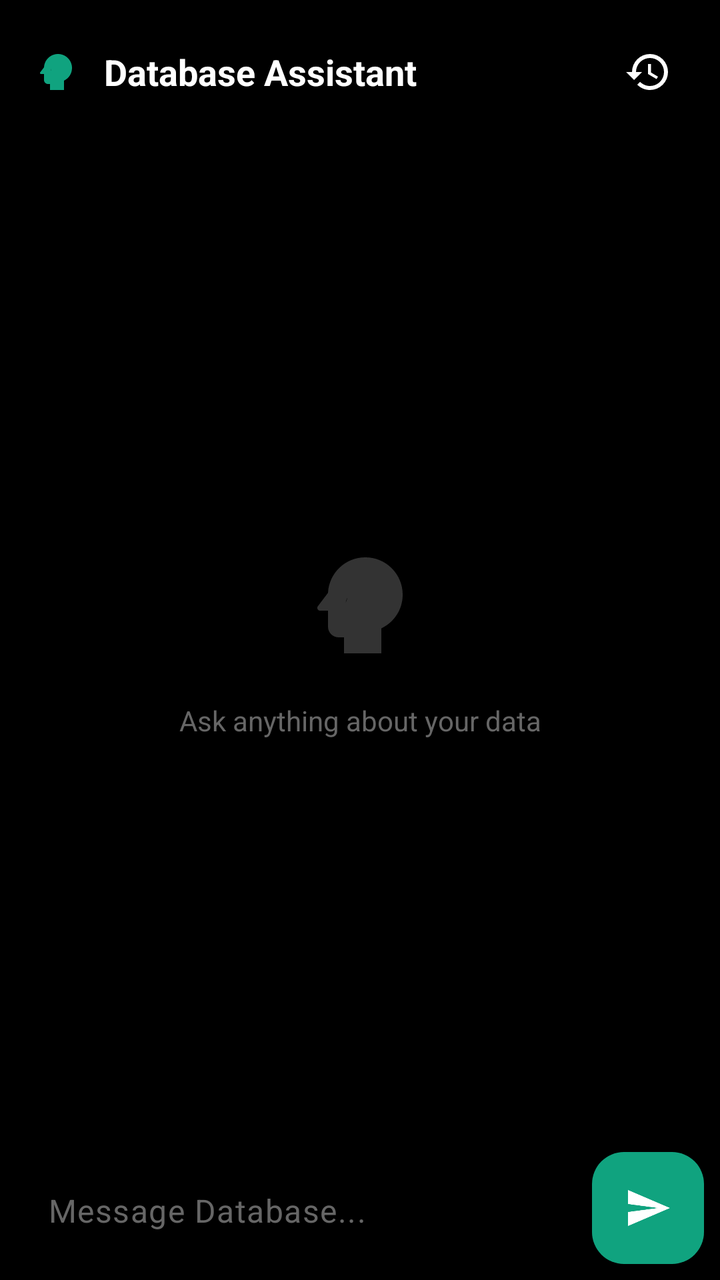
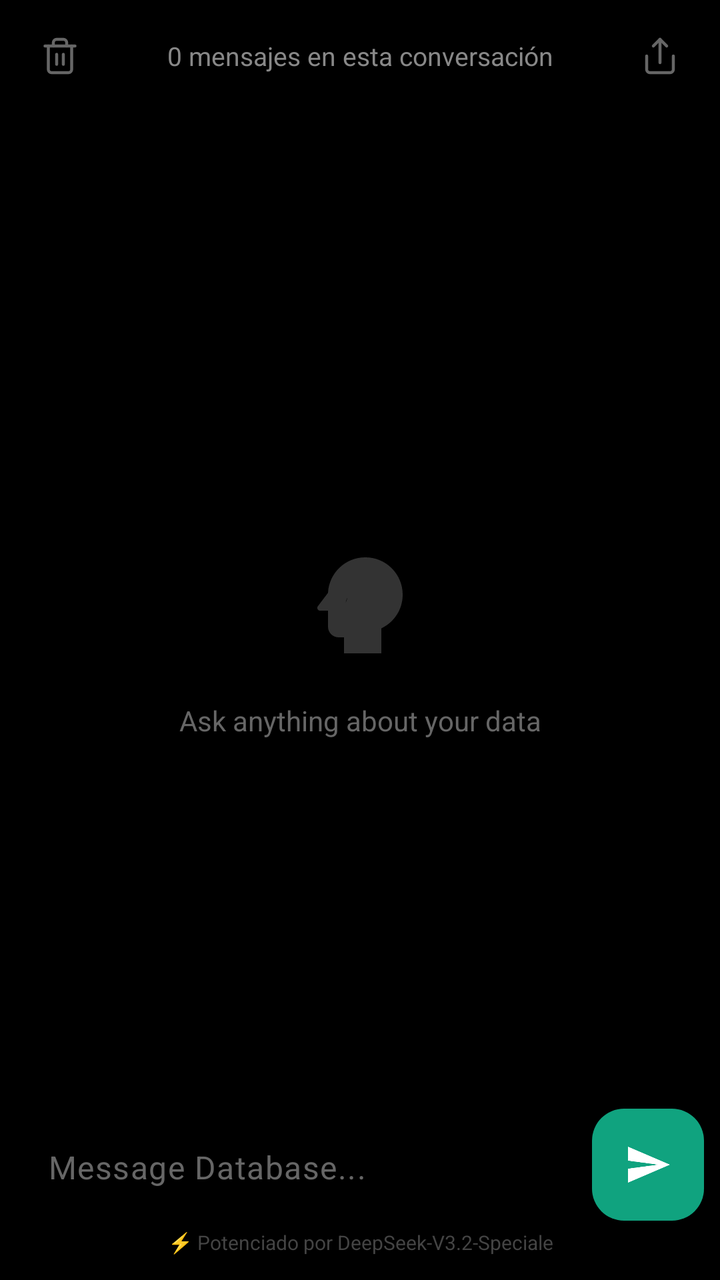

Screens rendered from an Android XML layout before and after an edit, with the pre-edit source and the edit as a unified diff.
<!-- AndroidManifest.xml: application theme Theme.CourseV -->
<!-- res/layout/fragment_database_query.xml -->
<?xml version="1.0" encoding="utf-8"?>
<androidx.constraintlayout.widget.ConstraintLayout xmlns:android="http://schemas.android.com/apk/res/android"
    xmlns:app="http://schemas.android.com/apk/res-auto"
    xmlns:tools="http://schemas.android.com/tools"
    android:layout_width="match_parent"
    android:layout_height="match_parent"
    android:background="#000000"
    android:fitsSystemWindows="true"
    tools:context=".ui.DatabaseQueryFragment">

    
    <LinearLayout
        android:id="@+id/headerLayout"
        android:layout_width="match_parent"
        android:layout_height="wrap_content"
        android:orientation="horizontal"
        android:padding="16dp"
        android:gravity="center_vertical"
        android:background="#000000"
        app:layout_constraintTop_toTopOf="parent">

        <ImageView
            android:layout_width="24dp"
            android:layout_height="24dp"
            android:src="@drawable/ic_brain"
            app:tint="#10A37F" />

        <TextView
            android:layout_width="0dp"
            android:layout_height="wrap_content"
            android:layout_weight="1"
            android:layout_marginStart="12dp"
            android:text="Database Assistant"
            android:textColor="#FFFFFF"
            android:textSize="18sp"
            android:textStyle="bold" />

        <ImageButton
            android:id="@+id/historyButton"
            android:layout_width="40dp"
            android:layout_height="40dp"
            android:src="@drawable/ic_history"
            android:background="?android:attr/selectableItemBackgroundBorderless"
            app:tint="#FFFFFF"
            android:padding="8dp"
            android:layout_marginEnd="0dp" />
    </LinearLayout>

    
    <androidx.recyclerview.widget.RecyclerView
        android:id="@+id/chatRecyclerView"
        android:layout_width="match_parent"
        android:layout_height="0dp"
        android:clipToPadding="false"
        android:paddingBottom="16dp"
        app:layout_constraintTop_toBottomOf="@id/headerLayout"
        app:layout_constraintBottom_toTopOf="@id/inputContainer" />

    
    <LinearLayout
        android:id="@+id/emptyStateContainer"
        android:layout_width="wrap_content"
        android:layout_height="wrap_content"
        android:orientation="vertical"
        android:gravity="center"
        app:layout_constraintTop_toTopOf="parent"
        app:layout_constraintBottom_toBottomOf="parent"
        app:layout_constraintStart_toStartOf="parent"
        app:layout_constraintEnd_toEndOf="parent">

        <ImageView
            android:id="@+id/centerBrainIcon"
            android:layout_width="64dp"
            android:layout_height="64dp"
            android:src="@drawable/ic_brain"
            app:tint="#333333" />
            
        <TextView
            android:layout_width="wrap_content"
            android:layout_height="wrap_content"
            android:layout_marginTop="16dp"
            android:text="Ask anything about your data"
            android:textColor="#666666"
            android:textSize="14sp" />
    </LinearLayout>

    
    <FrameLayout
        android:id="@+id/chartContainer"
        android:layout_width="match_parent"
        android:layout_height="200dp"
        android:layout_margin="16dp"
        android:visibility="gone"
        app:layout_constraintBottom_toTopOf="@id/inputContainer"
        app:layout_constraintTop_toBottomOf="@id/headerLayout"
        app:layout_constraintVertical_bias="0.0" />

    
    <LinearLayout
        android:id="@+id/chartControls"
        android:layout_width="wrap_content"
        android:layout_height="wrap_content"
        android:orientation="horizontal"
        android:visibility="gone"
        app:layout_constraintTop_toBottomOf="@id/chartContainer"
        app:layout_constraintEnd_toEndOf="parent"
        android:layout_marginEnd="16dp">
        
        <Button
            android:id="@+id/zoomInButton"
            android:layout_width="40dp"
            android:layout_height="40dp"
            android:text="+"
            android:backgroundTint="#333333" />
            
        <Button
            android:id="@+id/zoomOutButton"
            android:layout_width="40dp"
            android:layout_height="40dp"
            android:layout_marginStart="8dp"
            android:text="-"
            android:backgroundTint="#333333" />
            
        <Button
            android:id="@+id/resetChartButton"
            android:layout_width="40dp"
            android:layout_height="40dp"
            android:layout_marginStart="8dp"
            android:text="R"
            android:backgroundTint="#333333" />
    </LinearLayout>

    
    <com.google.android.material.floatingactionbutton.FloatingActionButton
        android:id="@+id/fabScrollToBottom"
        android:layout_width="wrap_content"
        android:layout_height="wrap_content"
        android:layout_margin="16dp"
        android:src="@drawable/ic_keyboard_arrow_down"
        app:tint="#FFFFFF"
        app:backgroundTint="#333333"
        app:fabSize="mini"
        android:visibility="gone"
        app:layout_constraintBottom_toTopOf="@id/inputContainer"
        app:layout_constraintEnd_toEndOf="parent" />



    
    <LinearLayout
        android:id="@+id/inputContainer"
        android:layout_width="match_parent"
        android:layout_height="wrap_content"
        android:orientation="vertical"
        android:background="#000000"
        android:padding="8dp"
        app:layout_constraintBottom_toBottomOf="parent">

        <LinearLayout
            android:id="@+id/quickActionsLayout"
            android:layout_width="match_parent"
            android:layout_height="wrap_content"
            android:orientation="horizontal"
            android:paddingBottom="8dp"
            android:visibility="gone">
            
            <com.google.android.material.chip.Chip
                android:id="@+id/chipClearChat"
                android:layout_width="wrap_content"
                android:layout_height="wrap_content"
                android:text="Clear"
                android:textColor="#FFFFFF"
                app:chipBackgroundColor="#333333" />
                
            <com.google.android.material.chip.Chip
                android:id="@+id/chipHelp"
                android:layout_width="wrap_content"
                android:layout_height="wrap_content"
                android:layout_marginStart="8dp"
                android:text="Help"
                android:textColor="#FFFFFF"
                app:chipBackgroundColor="#333333" />
                
            <com.google.android.material.chip.Chip
                android:id="@+id/chipExamples"
                android:layout_width="wrap_content"
                android:layout_height="wrap_content"
                android:layout_marginStart="8dp"
                android:text="Examples"
                android:textColor="#FFFFFF"
                app:chipBackgroundColor="#333333" />
        </LinearLayout>

        <LinearLayout
            android:id="@+id/queryInputLayout"
            android:layout_width="match_parent"
            android:layout_height="wrap_content"
            android:orientation="horizontal"
            android:gravity="bottom">

            <com.google.android.material.textfield.TextInputLayout
                android:layout_width="0dp"
                android:layout_height="wrap_content"
                android:layout_weight="1"
                app:boxBackgroundColor="#1A1A1A"
                app:boxCornerRadiusTopStart="24dp"
                app:boxCornerRadiusTopEnd="24dp"
                app:boxCornerRadiusBottomStart="24dp"
                app:boxCornerRadiusBottomEnd="24dp"
                app:boxStrokeWidth="0dp"
                app:hintEnabled="false">

                <com.google.android.material.textfield.TextInputEditText
                    android:id="@+id/queryInput"
                    android:layout_width="match_parent"
                    android:layout_height="wrap_content"
                    android:hint="Message Database..."
                    android:textColor="#FFFFFF"
                    android:textColorHint="#666666"
                    android:padding="16dp"
                    android:background="@android:color/transparent"
                    android:inputType="textMultiLine|textCapSentences"
                    android:maxLines="4" />
            </com.google.android.material.textfield.TextInputLayout>

            <FrameLayout
                android:layout_width="wrap_content"
                android:layout_height="wrap_content"
                android:layout_marginStart="8dp">

                <com.google.android.material.floatingactionbutton.FloatingActionButton
                    android:id="@+id/sendButton"
                    android:layout_width="wrap_content"
                    android:layout_height="wrap_content"
                    android:src="@drawable/ic_send"
                    app:tint="#FFFFFF"
                    app:backgroundTint="#10A37F"
                    app:fabSize="mini"
                    app:elevation="0dp" />

                <ProgressBar
                    android:id="@+id/loadingSpinner"
                    android:layout_width="40dp"
                    android:layout_height="40dp"
                    android:layout_gravity="center"
                    android:visibility="gone"
                    android:indeterminateTint="#10A37F" />
            </FrameLayout>
        </LinearLayout>
    </LinearLayout>

    
    <ScrollView
        android:id="@+id/scrollView"
        android:layout_width="0dp"
        android:layout_height="0dp"
        android:visibility="gone"
        app:layout_constraintTop_toTopOf="parent"
        app:layout_constraintStart_toStartOf="parent">
        <TextView android:id="@+id/resultText" android:layout_width="wrap_content" android:layout_height="wrap_content"/>
    </ScrollView>
    
    <LinearLayout
        android:id="@+id/chatHistoryHeader"
        android:layout_width="wrap_content"
        android:layout_height="wrap_content"
        android:visibility="gone"
        app:layout_constraintTop_toTopOf="parent"
        app:layout_constraintStart_toStartOf="parent">
        <ImageButton android:id="@+id/clearHistoryButton" android:layout_width="wrap_content" android:layout_height="wrap_content"/>
        <TextView android:id="@+id/messageCountText" android:layout_width="wrap_content" android:layout_height="wrap_content"/>
        <LinearLayout android:id="@+id/messageInfoBar" android:layout_width="wrap_content" android:layout_height="wrap_content"/>
    </LinearLayout>
    
    <TextView android:id="@+id/currentUserText" android:layout_width="wrap_content" android:layout_height="wrap_content" android:visibility="gone" app:layout_constraintTop_toTopOf="parent" app:layout_constraintStart_toStartOf="parent"/>

</androidx.constraintlayout.widget.ConstraintLayout>
<!-- resources referenced by this layout -->
<resources>
  <!-- drawable ic_history (drawable) -->
  <?xml version="1.0" encoding="utf-8"?>
  <vector xmlns:android="http://schemas.android.com/apk/res/android"
      android:width="24dp"
      android:height="24dp"
      android:viewportWidth="24"
      android:viewportHeight="24">
      <path
          android:fillColor="#FF000000"
          android:pathData="M13,3A9,9 0 0,0 4,12H1L5,16L9,12H6A7,7 0 0,1 13,5A7,7 0 0,1 20,12A7,7 0 0,1 13,19C11.07,19 9.32,18.21 8.06,16.94L6.64,18.36C8.27,20 10.5,21 13,21A9,9 0 0,0 22,12A9,9 0 0,0 13,3M12,8V13L16.28,15.54L17,14.33L13.5,12.25V8H12Z" />
  </vector>
  <!-- drawable ic_send (drawable) -->
  <vector xmlns:android="http://schemas.android.com/apk/res/android"
      android:width="24dp"
      android:height="24dp"
      android:viewportWidth="24"
      android:viewportHeight="24">
      <path
          android:fillColor="#FFFFFF"
          android:pathData="M2.01,21L23,12 2.01,3 2,10l15,2 -15,2z" />
  </vector>
  <style name="Theme.CourseV" parent="Base.Theme.CourseV" />
  <style name="Base.Theme.CourseV" parent="Theme.Material3.DayNight.NoActionBar">
          
          
          
          
          <item name="appBarLayoutStyle">@style/Widget.App.AppBarLayout</item>
          <item name="collapsingToolbarLayoutStyle">@style/Widget.App.CollapsingToolbar</item>
      </style>
  <style name="Widget.App.AppBarLayout" parent="Widget.Material3.AppBarLayout">
          <item name="android:background">#000000</item>
          <item name="liftOnScroll">false</item>
          <item name="elevation">0dp</item>
      </style>
  <style name="Widget.App.CollapsingToolbar" parent="Widget.Material3.CollapsingToolbar">
          <item name="android:background">#000000</item>
          <item name="contentScrim">#000000</item>
          <item name="statusBarScrim">#000000</item>
      </style>
  <!-- unchanged entries left out for length: 2 -->
</resources>

<!-- the commit's change to res/layout/fragment_database_query.xml (unified diff, before → after) -->
@@ -5,7 +5,8 @@
     android:layout_width="match_parent"
     android:layout_height="match_parent"
     android:background="#000000"
-    android:fitsSystemWindows="true"
+    android:clipToPadding="false"
+    android:clipChildren="false"
     tools:context=".ui.DatabaseQueryFragment">
 
     
@@ -14,36 +15,44 @@
         android:layout_width="match_parent"
         android:layout_height="wrap_content"
         android:orientation="horizontal"
-        android:padding="16dp"
+        android:paddingHorizontal="12dp"
+        android:paddingVertical="10dp"
         android:gravity="center_vertical"
         android:background="#000000"
         app:layout_constraintTop_toTopOf="parent">
 
-        <ImageView
-            android:layout_width="24dp"
-            android:layout_height="24dp"
-            android:src="@drawable/ic_brain"
-            app:tint="#10A37F" />
-
+        
+        <ImageButton
+            android:id="@+id/deleteConversationButton"
+            android:layout_width="36dp"
+            android:layout_height="36dp"
+            android:src="@drawable/ic_delete_minimal"
+            android:background="?android:attr/selectableItemBackgroundBorderless"
+            app:tint="#666666"
+            android:padding="8dp"
+            android:contentDescription="Eliminar conversación" />
+
+        
         <TextView
+            android:id="@+id/messageCounterText"
             android:layout_width="0dp"
             android:layout_height="wrap_content"
             android:layout_weight="1"
-            android:layout_marginStart="12dp"
-            android:text="Database Assistant"
-            android:textColor="#FFFFFF"
-            android:textSize="18sp"
-            android:textStyle="bold" />
-
+            android:text="0 mensajes en esta conversación"
+            android:textColor="#888888"
+            android:textSize="13sp"
+            android:gravity="center" />
+
+        
         <ImageButton
-            android:id="@+id/historyButton"
-            android:layout_width="40dp"
-            android:layout_height="40dp"
-            android:src="@drawable/ic_history"
+            android:id="@+id/exportConversationButton"
+            android:layout_width="36dp"
+            android:layout_height="36dp"
+            android:src="@drawable/ic_share_minimal"
             android:background="?android:attr/selectableItemBackgroundBorderless"
-            app:tint="#FFFFFF"
+            app:tint="#666666"
             android:padding="8dp"
-            android:layout_marginEnd="0dp" />
+            android:contentDescription="Exportar conversación" />
     </LinearLayout>
 
     
@@ -247,6 +256,18 @@
                     android:indeterminateTint="#10A37F" />
             </FrameLayout>
         </LinearLayout>
+
+        
+        <TextView
+            android:id="@+id/poweredByTextView"
+            android:layout_width="match_parent"
+            android:layout_height="wrap_content"
+            android:text="⚡ Potenciado por DeepSeek-V3.2-Speciale"
+            android:textColor="#444444"
+            android:textSize="10sp"
+            android:gravity="center"
+            android:paddingVertical="4dp"
+            android:background="#000000" />
     </LinearLayout>
 
     
@@ -268,6 +289,7 @@
         app:layout_constraintTop_toTopOf="parent"
         app:layout_constraintStart_toStartOf="parent">
         <ImageButton android:id="@+id/clearHistoryButton" android:layout_width="wrap_content" android:layout_height="wrap_content"/>
+        <ImageButton android:id="@+id/historyButton" android:layout_width="wrap_content" android:layout_height="wrap_content"/>
         <TextView android:id="@+id/messageCountText" android:layout_width="wrap_content" android:layout_height="wrap_content"/>
         <LinearLayout android:id="@+id/messageInfoBar" android:layout_width="wrap_content" android:layout_height="wrap_content"/>
     </LinearLayout>
<!-- resource entries referenced after the edit -->
@@ -1,15 +1,40 @@
 <!-- resources referenced by this layout -->
 <resources>
-  <!-- drawable ic_history (drawable) -->
+  <!-- drawable ic_delete_minimal (drawable) -->
   <?xml version="1.0" encoding="utf-8"?>
   <vector xmlns:android="http://schemas.android.com/apk/res/android"
-      android:width="24dp"
-      android:height="24dp"
+      android:width="20dp"
+      android:height="20dp"
       android:viewportWidth="24"
       android:viewportHeight="24">
       <path
-          android:fillColor="#FF000000"
-          android:pathData="M13,3A9,9 0 0,0 4,12H1L5,16L9,12H6A7,7 0 0,1 13,5A7,7 0 0,1 20,12A7,7 0 0,1 13,19C11.07,19 9.32,18.21 8.06,16.94L6.64,18.36C8.27,20 10.5,21 13,21A9,9 0 0,0 22,12A9,9 0 0,0 13,3M12,8V13L16.28,15.54L17,14.33L13.5,12.25V8H12Z" />
+          android:strokeColor="#FFFFFF"
+          android:strokeWidth="1.8"
+          android:strokeLineCap="round"
+          android:strokeLineJoin="round"
+          android:fillColor="@android:color/transparent"
+          android:pathData="M3,6h18"/>
+      <path
+          android:strokeColor="#FFFFFF"
+          android:strokeWidth="1.8"
+          android:strokeLineCap="round"
+          android:strokeLineJoin="round"
+          android:fillColor="@android:color/transparent"
+          android:pathData="M19,6v14a2,2 0,0 1,-2 2H7a2,2 0,0 1,-2 -2V6m3,0V4a2,2 0,0 1,2 -2h4a2,2 0,0 1,2 2v2"/>
+      <path
+          android:strokeColor="#FFFFFF"
+          android:strokeWidth="1.8"
+          android:strokeLineCap="round"
+          android:strokeLineJoin="round"
+          android:fillColor="@android:color/transparent"
+          android:pathData="M10,11v6"/>
+      <path
+          android:strokeColor="#FFFFFF"
+          android:strokeWidth="1.8"
+          android:strokeLineCap="round"
+          android:strokeLineJoin="round"
+          android:fillColor="@android:color/transparent"
+          android:pathData="M14,11v6"/>
   </vector>
   <!-- drawable ic_send (drawable) -->
   <vector xmlns:android="http://schemas.android.com/apk/res/android"
@@ -20,6 +45,35 @@
       <path
           android:fillColor="#FFFFFF"
           android:pathData="M2.01,21L23,12 2.01,3 2,10l15,2 -15,2z" />
+  </vector>
+  <!-- drawable ic_share_minimal (drawable) -->
+  <?xml version="1.0" encoding="utf-8"?>
+  <vector xmlns:android="http://schemas.android.com/apk/res/android"
+      android:width="20dp"
+      android:height="20dp"
+      android:viewportWidth="24"
+      android:viewportHeight="24">
+      <path
+          android:strokeColor="#FFFFFF"
+          android:strokeWidth="1.8"
+          android:strokeLineCap="round"
+          android:strokeLineJoin="round"
+          android:fillColor="@android:color/transparent"
+          android:pathData="M4,12v8a2,2 0,0 0,2 2h12a2,2 0,0 0,2 -2V12"/>
+      <path
+          android:strokeColor="#FFFFFF"
+          android:strokeWidth="1.8"
+          android:strokeLineCap="round"
+          android:strokeLineJoin="round"
+          android:fillColor="@android:color/transparent"
+          android:pathData="m16,6 -4,-4 -4,4"/>
+      <path
+          android:strokeColor="#FFFFFF"
+          android:strokeWidth="1.8"
+          android:strokeLineCap="round"
+          android:strokeLineJoin="round"
+          android:fillColor="@android:color/transparent"
+          android:pathData="M12,2v14"/>
   </vector>
   <style name="Theme.CourseV" parent="Base.Theme.CourseV" />
   <style name="Base.Theme.CourseV" parent="Theme.Material3.DayNight.NoActionBar">
